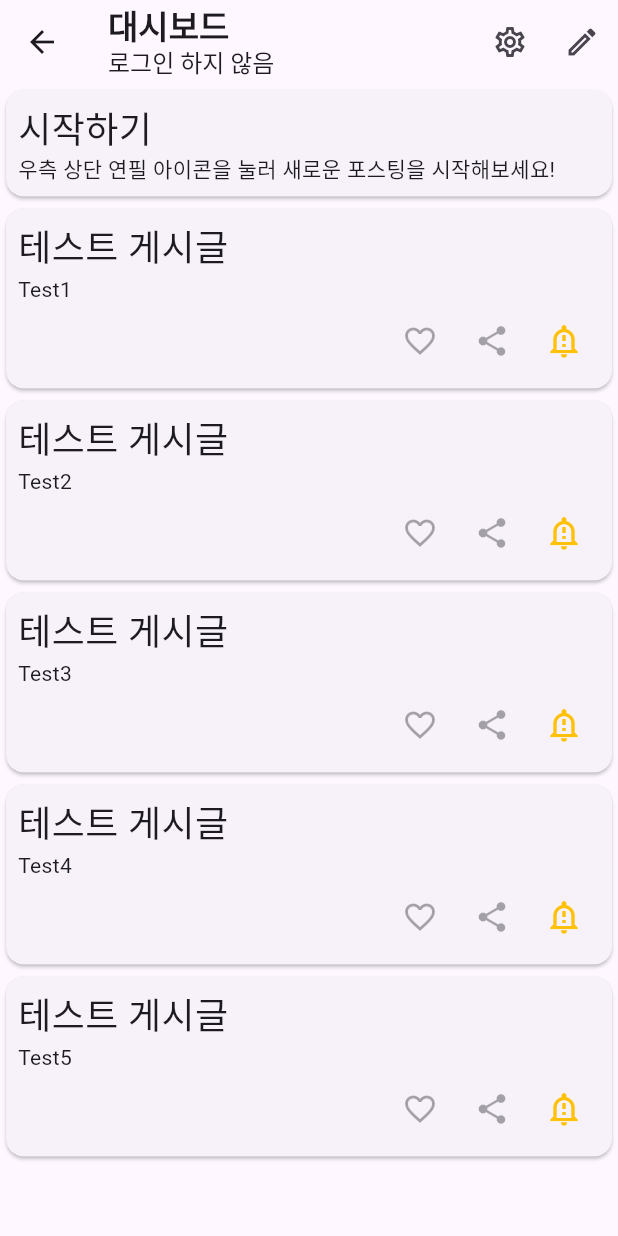
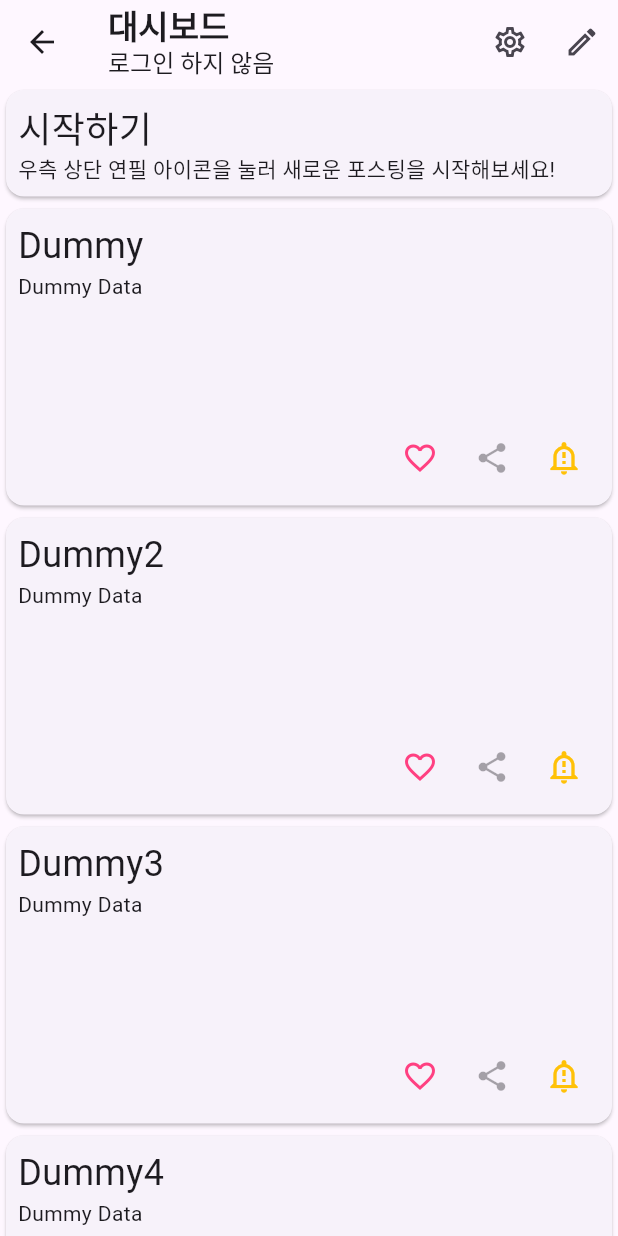
Before and after one commit to sun30812/code_mmunity, a Flutter app: the Dashboard screen opened by its route, on a phone screen of 412 x 824 dp. Run offline on Flutter 3.47's test engine with Material 2 defaults, Android fonts, the phone set to English and light mode, and no system bars; our stand-ins replace flutter_highlight; missing offline and left inert: code_text_field, highlight.

Commit message:
일부 변경사항 반영
- PostCard가 Post 객체를 받아서 사용하도록 반영
- 포스트 객체에 고유 ID를 담는 변수 추가
- 공감 버튼 클릭 시 동작 추가

````diff
--- a/lib/controller/post_controller.dart
+++ b/lib/controller/post_controller.dart
@@ -8,24 +8,50 @@ import 'package:code_mmunity/model/post.dart';
 class PostController {
   late final Post _post;
 
-  PostController() {
+  static List<PostController> fromServer({required String serverIp}) {
+    List<PostController> list = [];
+    // TODO: list 변수에 서버에서 받아와서 추가하는 과정 필요
+    return list;
+  }
+
+  PostController(
+      {String id = 'null',
+      String title = 'Dummy',
+      String data = 'Dummy Data'}) {
     _post = Post(
-        title: 'Test',
-        data: 'This content is test',
+        id: id,
+        title: title,
+        data: data,
         likes: 0,
         reportCount: 0,
-        leftDays: 5);
+        leftDays: 0);
   }
 
+  /// 포스트의 id를 가져온다.
+  String get id => _post.id;
+
+  /// 포스트의 제목을 가져온다.
+  String get title => _post.title;
+
+  /// 포스트 내용을 가져온다.
+  String get data => _post.data;
+
+  /// 공감 수를 가져온다.
   int get likes => _post.likes;
 
+  /// 공감 버튼을 누를 시 공감수를 추가해주는 메서드이다.
   void incrementLikes() {
     _post.likes++;
+    print('현재 공감 수: ${_post.likes}');
   }
 
+  /// 공감 버튼을 다시 누를 시 공감수를 감소시켜주는 메서드이다.
   void decrementLikes() {
     _post.likes--;
+    print('현재 공감 수: ${_post.likes}');
   }
+
+  /// 신고버튼을 누를 시 신고 횟수를 올려주는 메서드이다.
 
   void report() {
     _post.reportCount++;
--- a/lib/model/post.dart
+++ b/lib/model/post.dart
@@ -6,11 +6,12 @@
 /// [PostController] 생성자를 통해 객체를 생성하기 바란다.
 class Post {
   final bool isNotice;
-  final String title, data;
+  final String id, title, data;
   int likes, reportCount, leftDays;
 
   /// 포스트의 객체를 생성한다.
   ///
+  /// 포스트를 구분하기 위해 [id]가 반드시 표함되어야 한다.
   /// [title]에 제목이 들어가야 하며, [data]에는 포스트의 내용이 들어간다.
   /// [isNotice]를 `true`로 지정하므로써 공지용 포스트라 알릴 수 있다.
   ///
@@ -18,6 +19,9 @@ class Post {
   /// , 삭제까지 남은 기간을 보여주는 [leftDays]를 지정하지 않아도 된다.
   Post(
       {
+
+      /// 포스트의 고유 ID 부분에 해당된다. `null`이 될 수 없다.
+      required this.id,
 
       /// 포스트의 제목 부분에 해당된다. `null`이 될 수 없다.
       required this.title,
--- a/lib/view/dashboard.dart
+++ b/lib/view/dashboard.dart
@@ -1,3 +1,4 @@
+import 'package:code_mmunity/controller/post_controller.dart';
 import 'package:code_mmunity/model/post.dart';
 import 'package:code_mmunity/view/style.dart';
 import 'package:code_mmunity/view/write_post.dart';
@@ -87,12 +88,14 @@ class PostsPage extends StatefulWidget {
 }
 
 class _PostsPageState extends State<PostsPage> {
-  final List<String> _dummyPosts = [
-    'Test1',
-    'Test2',
-    'Test3',
-    'Test4',
-    'Test5'
+  final _demoInfoPost =
+      PostController(title: '시작하기', data: '우측 상단 연필 아이콘을 눌러 새로운 포스팅을 시작해보세요!');
+  final List<PostController> _dummyPosts = [
+    PostController(),
+    PostController(title: 'Dummy2'),
+    PostController(title: 'Dummy3'),
+    PostController(title: 'Dummy4'),
+    PostController(title: 'Dummy5'),
   ];
   @override
   Widget build(BuildContext context) {
@@ -102,34 +105,20 @@ class _PostsPageState extends State<PostsPage> {
         SizedBox(
           width: MediaQuery.of(context).size.width,
           child: PostCard(
-            title: '시작하기',
-            data: Column(
-              children: const [
-                Text('우측 상단 연필 아이콘을 눌러 새로운 포스팅을 시작해보세요!'),
-              ],
-            ),
+            post: _demoInfoPost,
             isNotice: true,
           ),
         ),
         Expanded(
           child: LayoutBuilder(
             builder: (BuildContext context, BoxConstraints constraints) {
-              if (constraints.maxWidth > 600) {
               return GridView.count(
                 crossAxisCount: (constraints.maxWidth.toInt() - 200) ~/ 200,
                 childAspectRatio: 2.0,
                 children: List.generate(_dummyPosts.length, (index) {
-                    return PostCard(
-                        title: '테스트 게시글', data: Text(_dummyPosts[index]));
+                  return PostCard(post: _dummyPosts[index]);
                 }),
               );
-              }
-              return ListView.builder(
-                  itemCount: _dummyPosts.length,
-                  itemBuilder: (BuildContext context, int count) {
-                    return PostCard(
-                        title: '테스트 게시글', data: Text(_dummyPosts[count]));
-                  });
             },
           ),
         )
--- a/lib/view/style.dart
+++ b/lib/view/style.dart
@@ -1,4 +1,6 @@
 import 'package:flutter/material.dart';
+
+import '../controller/post_controller.dart';
 
 /// 기본 동작을 취하는 버튼이다.
 ///
@@ -87,18 +89,14 @@ class SubmitButton extends StatelessWidget {
 ///
 /// ```dart
 /// PostCard(
-///   title: '긴급 공지',
-///   data: Text('이 공지는 테스트 용으로 만들어졌습니다.'),
+///   post: PostController(title: '시작하기', data: '우측 상단 연필 아이콘을 눌러 새로운 포스팅을 시작해보세요!');
 ///   isNotice: true,
 ///  )
 /// ```
 /// {@end-tool}
-class PostCard extends StatelessWidget {
-  /// 포스트의 제목 부분에 들어갈 문자열을 기입한다. 굵으면서 글꼴의 크기가 크다.
-  final String title;
-
-  /// 포스트의 내용을 기입한다. 다양한 형식의 `Widget`이 지원된다.
-  final Widget data;
+class PostCard extends StatefulWidget {
+  /// 포스트에 대한 정보를 담고있는 [PostController]를 가진다.
+  final PostController post;
 
   /// 공지용 포스트로 지정할 지를 결정한다. 이 매개변수가 `true`인 경우 해당 포스트는 닫을 수 있으며, 일부 기능이 포스트에 나타나지 않는다.
   ///
@@ -112,14 +110,17 @@ class PostCard extends StatelessWidget {
 
   /// 포스트를 보여주는 카드이다.
   ///
-  /// [title] 매개변수를 통해 포스트의 제목 부분을 정의한다.
-  /// [data] 매개변수는 포스트의 내용부분을 정의한다.
   ///
   /// 만일 공지용 포스트로 제작하는 경우 [isNotice] 매개변수의 값을 `true`로 해야한다.
-  const PostCard(
-      {Key? key, required this.title, required this.data, this.isNotice})
+  const PostCard({Key? key, required this.post, this.isNotice})
       : super(key: key);
 
+  @override
+  State<PostCard> createState() => _PostCardState();
+}
+
+class _PostCardState extends State<PostCard> {
+  bool isLike = false;
   @override
   Widget build(BuildContext context) {
     return Card(
@@ -132,22 +133,36 @@ class PostCard extends StatelessWidget {
             Column(
               crossAxisAlignment: CrossAxisAlignment.start,
               children: [
-                Text(title, style: const TextStyle(fontSize: 24.0)),
-                data,
+                Text(widget.post.title, style: const TextStyle(fontSize: 24.0)),
+                Text(widget.post.data),
               ],
             ),
             Column(
               crossAxisAlignment: CrossAxisAlignment.start,
               children: [
-                if (isNotice == null || !isNotice!)
+                if (widget.isNotice == null || !widget.isNotice!)
                   Row(
                     mainAxisAlignment: MainAxisAlignment.end,
-                    children: const [
+                    children: [
                       IconButton(
-                          onPressed: null,
-                          icon: Icon(Icons.favorite_border_outlined)),
-                      IconButton(onPressed: null, icon: Icon(Icons.share)),
-                      IconButton(
+                          onPressed: () => setState(() {
+                                if (!isLike) {
+                                  widget.post.incrementLikes();
+                                  isLike = true;
+                                } else {
+                                  widget.post.decrementLikes();
+                                  isLike = false;
+                                }
+                              }),
+                          icon: Icon(
+                            isLike
+                                ? Icons.favorite
+                                : Icons.favorite_border_outlined,
+                            color: Colors.pinkAccent,
+                          )),
+                      const IconButton(
+                          onPressed: null, icon: Icon(Icons.share)),
+                      const IconButton(
                           onPressed: null,
                           icon: Icon(
                             Icons.notification_important_outlined,
````
Lines whose indentation alone changed are shown as unchanged.
